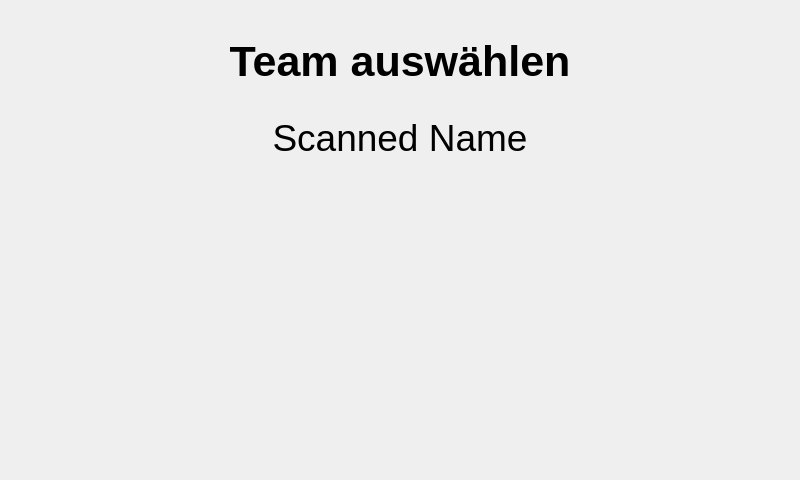
AndreWohnsland/CocktailBerry, file src/ui_elements/teamselection.ui: the form before one commit.
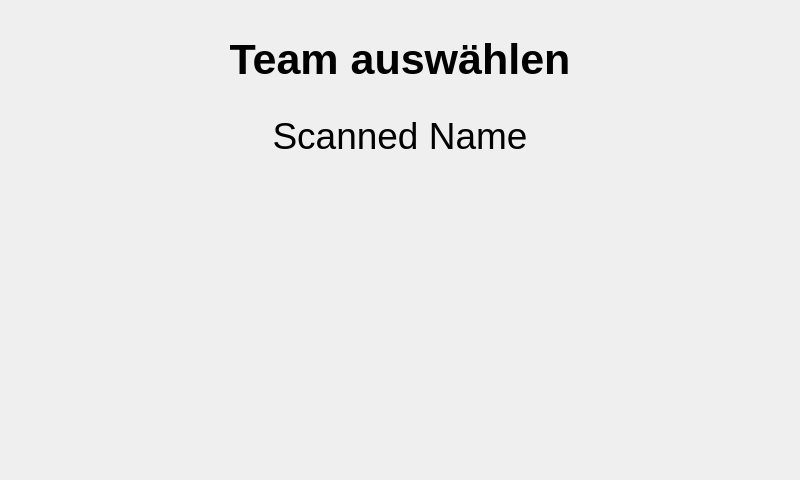
The form after the commit.

Commit message: Refactor elements to use mainwindow instead dialog

```diff
--- a/src/ui_elements/teamselection.ui
+++ b/src/ui_elements/teamselection.ui
@@ -1,7 +1,10 @@
 <?xml version="1.0" encoding="UTF-8"?>
 <ui version="4.0">
  <class>Teamselection</class>
- <widget class="QDialog" name="Teamselection">
+ <widget class="QMainWindow" name="Teamselection">
+  <property name="windowModality">
+   <enum>Qt::ApplicationModal</enum>
+  </property>
   <property name="geometry">
    <rect>
     <x>0</x>
@@ -10,12 +13,6 @@
     <height>480</height>
    </rect>
   </property>
-  <property name="sizePolicy">
-   <sizepolicy hsizetype="Fixed" vsizetype="Fixed">
-    <horstretch>0</horstretch>
-    <verstretch>0</verstretch>
-   </sizepolicy>
-  </property>
   <property name="minimumSize">
    <size>
     <width>800</width>
@@ -31,13 +28,8 @@
   <property name="windowTitle">
    <string>~~ Select Team ~~</string>
   </property>
-  <property name="styleSheet">
-   <string notr="true"/>
-  </property>
-  <property name="modal">
-   <bool>true</bool>
-  </property>
-  <layout class="QVBoxLayout" name="verticalLayout">
+  <widget class="QWidget" name="centralwidget">
+   <layout class="QVBoxLayout" name="verticalLayout_2">
    <item>
     <widget class="QLabel" name="LHeader">
      <property name="minimumSize">
@@ -120,7 +112,7 @@
         <x>0</x>
         <y>0</y>
         <width>782</width>
-        <height>309</height>
+         <height>305</height>
        </rect>
       </property>
       <layout class="QVBoxLayout" name="verticalLayout_3">
@@ -148,6 +140,7 @@
     </widget>
    </item>
   </layout>
+  </widget>
  </widget>
  <resources/>
  <connections/>
```
Left out of the diff: 2 changed lines with no effect on the pictures. Lines whose indentation alone changed are shown as unchanged. The commit also changes 11 other files.
